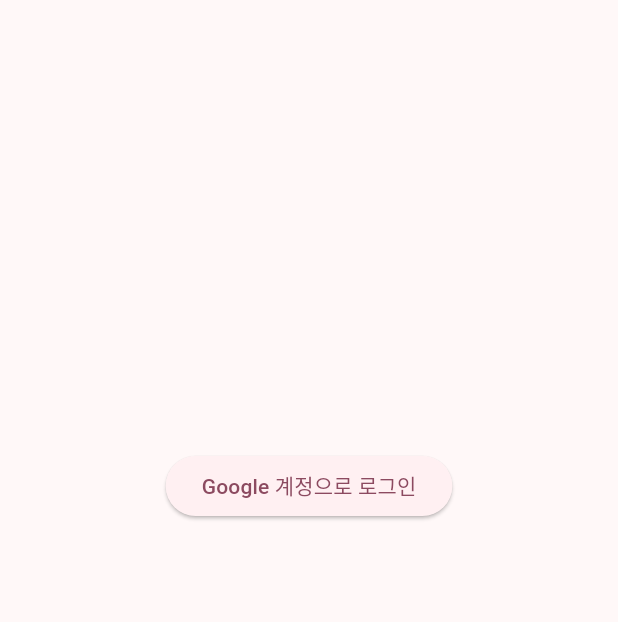
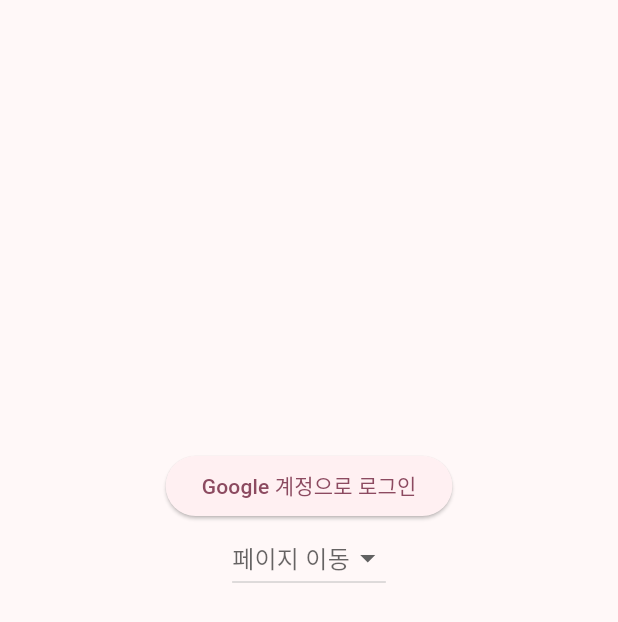
Before and after one commit to bemjikim/MobalWorld, a Flutter app: the LoginPage screen opened directly, on a phone screen of 412 x 824 dp. Shown: the top 622 px of the screen. Run offline on Flutter 3.47's test engine with Material 2 defaults, Android fonts, the phone set to English and light mode, and no system bars; our stand-ins replace cloud_firestore, firebase_auth, firebase_core, flutter_screenutil, google_sign_in; accounts and stored records are empty; Roboto replaces fonts that are missing (gangwon).

Commit message:
from origin jh

```diff
--- a/lib/login/login.dart
+++ b/lib/login/login.dart
@@ -4,10 +4,12 @@
 import 'package:flutter/material.dart';
 import 'package:google_sign_in/google_sign_in.dart';
 import 'package:mobalworld/login/add_google_info.dart';
+import 'package:mobalworld/src/ui/main_loading.dart';
 import 'package:provider/provider.dart';
 
 import '../home/home.dart';
 import '../main.dart';
+import '../src/ui/join_make_page.dart';
 
 class LoginPage extends StatefulWidget {
   const LoginPage({Key? key}) : super(key: key);
@@ -17,9 +19,14 @@
 }
 
 class _LoginPageState extends State<LoginPage> {
+  List<String> dropdownOptions = ['home', 'login', 'loading'];
+  late String selectedOption;
   final GoogleSignIn _googleSignIn = GoogleSignIn();
   final FirebaseAuth anonAuth = FirebaseAuth.instance;
   late Email emailing;
+
+  get routeNames => null;
+
   Future signInAnon(FirebaseAuth auth) async {
     try {
       await FirebaseAuth.instance.signInAnonymously();
@@ -35,20 +42,20 @@
     final GoogleSignInAccount? googleUser = await _googleSignIn.signIn();
     if (googleUser != null) {
       final GoogleSignInAuthentication googleAuth =
-      await googleUser.authentication;
+          await googleUser.authentication;
       final OAuthCredential credential = GoogleAuthProvider.credential(
         accessToken: googleAuth.accessToken,
         idToken: googleAuth.idToken,
       );
       final UserCredential userCredential =
-      await auth.signInWithCredential(credential);
+          await auth.signInWithCredential(credential);
       final User? user = userCredential.user;
       return user;
     }
     return null;
   }
 
-  Future<void> _checkUser(String email) async{
+  Future<void> _checkUser(String email) async {
     final usersRef = await FirebaseFirestore.instance.collection('user');
     QuerySnapshot querySnapshot =
         await usersRef.where('Email', isEqualTo: email).limit(1).get();
@@ -59,10 +66,7 @@
       for (DocumentSnapshot doc in querySnapshot.docs) {
         Navigator.push(
           context,
-          MaterialPageRoute(
-              builder: (context) =>
-                  HomePage()
-          ),
+          MaterialPageRoute(builder: (context) => HomePage()),
         );
       }
     } else {
@@ -91,9 +95,7 @@
                     Navigator.push(
                       context,
                       MaterialPageRoute(
-                          builder: (context) =>
-                              GoogleAdditionalPage()
-                      ),
+                          builder: (context) => GoogleAdditionalPage()),
                     );
                   });
                 },
@@ -124,8 +126,7 @@
                   if (user != null) {
                     emailing.add(user.email.toString());
                     _checkUser(user.email.toString());
-                  }
-                  else {
+                  } else {
                     showDialog(
                       context: context,
                       builder: (BuildContext context) {
@@ -139,7 +140,6 @@
                           content: Text(
                             '로그인 실패!',
                           ),
-
                           actions: [
                             TextButton(
                               child: Text(
@@ -159,6 +159,40 @@
                 },
               ),
             ),
+            DropdownButton<String>(
+              hint: Text('페이지 이동'),
+              items: [
+                DropdownMenuItem(
+                  value: 'joinmake',
+                  child: Text('JoinMake'),
+                ),
+                DropdownMenuItem(
+                  value: 'loading',
+                  child: Text(
+                    'loading',
+                  ),
+                ),
+                DropdownMenuItem(
+                  value: 'info',
+                  child: Text(
+                    'add_info',
+                  ),
+                )
+              ],
+              onChanged: (String? value) {
+                if (value == 'joinmake') {
+                  Navigator.push(context,
+                      MaterialPageRoute(builder: (context) => JoinMakePage()));
+                } else if (value == 'loading') {
+                  Navigator.push(context,
+                      MaterialPageRoute(builder: (context) => LoadingPage()));
+                }  else if (value == 'info') {
+                  Navigator.push(context,
+                      MaterialPageRoute(builder: (context) => GoogleAdditionalPage()));
+                }
+              },
+            ),
+
           ],
         ),
       ),
```
Also changed, not shown: lib/main.dart (+14 -2 lines), pubspec.yaml (+10 -12 lines), pubspec.lock, 2 other files.
